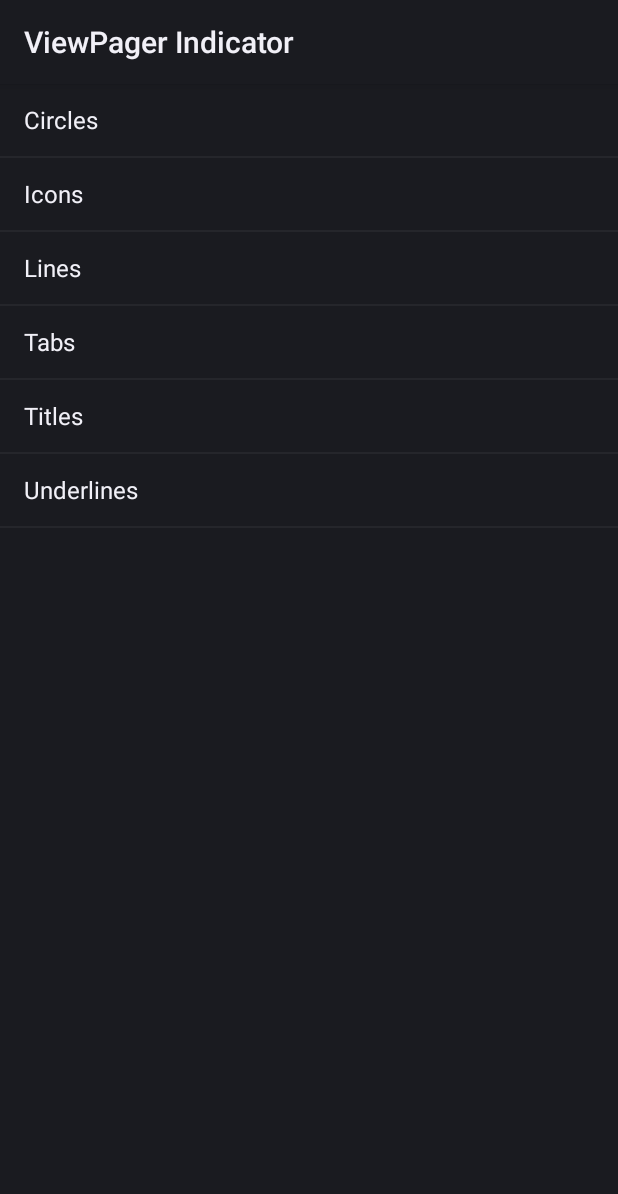
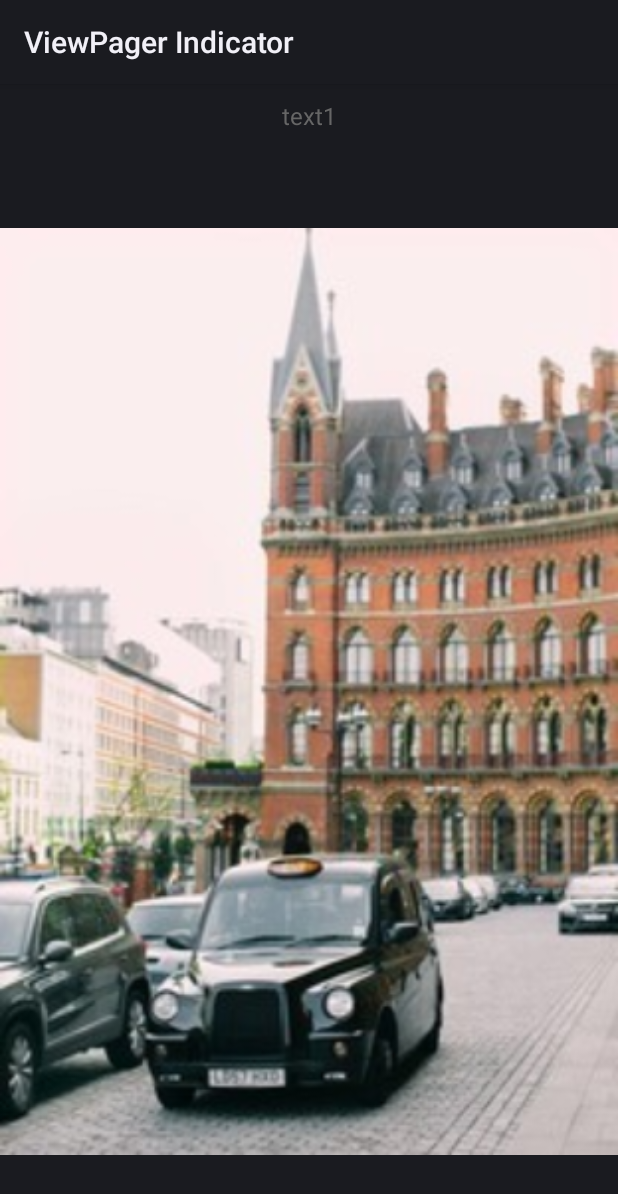
Before and after one commit to hfc123/bsgl, an Android app: the screen it shows after launch (ListSamples before the commit, MainActivity1 after it), on a phone screen of 412 x 824 dp. Shown: the top 1194 px of the screen. Run offline under Robolectric (Android 15) with nearby library versions, the phone set to English and light mode, and no system bars; libraries missing offline, so code that uses them is left out: com.ydtx.jobmanage.

Commit message:
banner
1

```diff
--- a/app/src/main/AndroidManifest.xml
+++ b/app/src/main/AndroidManifest.xml
@@ -11,7 +11,7 @@
         >
 
         <activity
-            android:name=".sample.ListSamples"
+            android:name=".MainActivity1"
             android:label="ViewPager Indicator">
 
             <intent-filter>
--- /dev/null
+++ b/app/src/main/java/com/hfc/bsgl/MainActivity1.java
@@ -0,0 +1,12 @@
+package com.hfc.bsgl;
+
+import com.hfc.libs.test.TestActivity;
+
+/**
+ * @author hongfuchang
+ * @description:
+ * @email 284424243@qq.com
+ * @date :2022/1/11 15:28
+ **/
+public class MainActivity1 extends TestActivity {
+}
--- a/build.gradle
+++ b/build.gradle
@@ -5,7 +5,7 @@ buildscript {
     repositories {
         google()
         jcenter()
-
+        maven { url 'https://jitpack.io' }
     }
     dependencies {
         classpath 'com.android.tools.build:gradle:3.6.0'
@@ -20,7 +20,7 @@ allprojects {
     repositories {
         google()
         jcenter()
-
+        maven { url 'https://jitpack.io' }
     }
 }
 
--- a/libs/build.gradle
+++ b/libs/build.gradle
@@ -30,4 +30,7 @@ dependencies {
     testImplementation 'junit:junit:4.12'
     androidTestImplementation 'com.android.support.test:runner:1.0.2'
     androidTestImplementation 'com.android.support.test.espresso:espresso-core:3.0.2'
+    implementation 'com.github.hfc123:iosdialog-master:v1.0.2'
+    // Glide
+    implementation 'com.github.bumptech.glide:glide:3.8.0'
 }
--- /dev/null
+++ b/libs/src/main/java/com/hfc/libs/banner/adapter/HFCImagerAdapter.java
@@ -0,0 +1,58 @@
+package com.hfc.libs.banner.adapter;
+
+import android.content.Context;
+import android.support.annotation.NonNull;
+import android.support.v4.view.PagerAdapter;
+import android.view.View;
+import android.view.ViewGroup;
+import android.widget.ImageView;
+
+import com.hfc.libs.R;
+
+import java.util.List;
+
+/**
+ * @author hongfuchang
+ * @description:
+ * @email 284424243@qq.com
+ * @date :2022/1/11 14:53
+ **/
+public class HFCImagerAdapter extends PagerAdapter {
+    ImageView[] imageViews=new ImageView[5];
+    Context mContext ;
+
+    public HFCImagerAdapter(Context mContext) {
+        this.mContext = mContext;
+        for (int i = 0; i < imageViews.length; i++) {
+            imageViews[i]=new ImageView(mContext);
+        }
+        imageViews[0].setImageDrawable(mContext.getResources().getDrawable(R.drawable.bg1));
+        imageViews[1].setImageDrawable(mContext.getResources().getDrawable(R.drawable.bg2));
+        imageViews[2].setImageDrawable(mContext.getResources().getDrawable(R.drawable.bg3));
+        imageViews[3].setImageDrawable(mContext.getResources().getDrawable(R.drawable.bg4));
+        imageViews[4].setImageDrawable(mContext.getResources().getDrawable(R.drawable.bg2));
+    }
+
+    @Override
+    public int getCount() {
+        return imageViews.length;
+    }
+
+    @NonNull
+    @Override
+    public Object instantiateItem(@NonNull ViewGroup container, int position) {
+        imageViews[position].setLayoutParams(new ViewGroup.LayoutParams(ViewGroup.LayoutParams.MATCH_PARENT,ViewGroup.LayoutParams.MATCH_PARENT));
+        container.addView(imageViews[position]);
+        return imageViews[position];
+    }
+
+    @Override
+    public void destroyItem(@NonNull ViewGroup container, int position, @NonNull Object object) {
+        container.removeView(imageViews[position]);
+    }
+
+    @Override
+    public boolean isViewFromObject(@NonNull View view, @NonNull Object o) {
+        return view == o;
+    }
+}
--- /dev/null
+++ b/libs/src/main/java/com/hfc/libs/banner/view/HFCBanner1.java
@@ -0,0 +1,71 @@
+package com.hfc.libs.banner.view;
+
+import android.content.Context;
+import android.os.Build;
+import android.support.annotation.RequiresApi;
+import android.support.v4.view.ViewPager;
+import android.text.Layout;
+import android.util.AttributeSet;
+import android.view.LayoutInflater;
+import android.view.View;
+import android.view.ViewGroup;
+import android.widget.RelativeLayout;
+
+import com.hfc.libs.R;
+import com.hfc.libs.banner.adapter.HFCImagerAdapter;
+
+/**
+ * @author hongfuchang
+ * @description:
+ * @email 284424243@qq.com
+ * @date :2022/1/11 14:32
+ **/
+public class HFCBanner1 extends RelativeLayout {
+
+    ViewPager viewPager;
+    public HFCBanner1(Context context) {
+        this(context,null);
+    }
+
+    public HFCBanner1(Context context, AttributeSet attrs) {
+        this(context, attrs,0);
+    }
+
+    public HFCBanner1(Context context, AttributeSet attrs, int defStyleAttr) {
+        super(context, attrs, defStyleAttr);
+        initView();
+
+    }
+
+    @RequiresApi(api = Build.VERSION_CODES.LOLLIPOP)
+    public HFCBanner1(Context context, AttributeSet attrs, int defStyleAttr, int defStyleRes) {
+        super(context, attrs, defStyleAttr, defStyleRes);
+        initView();
+    }
+
+    private void initView() {
+        initViewPager();
+        initIndicator();
+    }
+
+    private void initIndicator() {
+
+    }
+
+    private void initViewPager() {
+        ViewPager viewPager =new ViewPager(getContext(),null);
+        RelativeLayout.LayoutParams params = new RelativeLayout.LayoutParams(ViewGroup.LayoutParams.MATCH_PARENT,ViewGroup.LayoutParams.MATCH_PARENT);
+        viewPager.setLayoutParams(params);
+        addView(viewPager);
+        initViewPager(viewPager);
+
+    }
+   private void initViewPager(ViewPager viewpager){
+        viewpager.setAdapter(new HFCImagerAdapter(getContext()));
+    }
+
+    @Override
+    protected void onMeasure(int widthMeasureSpec, int heightMeasureSpec) {
+        super.onMeasure(widthMeasureSpec, heightMeasureSpec);
+    }
+}
--- /dev/null
+++ b/libs/src/main/java/com/hfc/libs/test/TestActivity.java
@@ -0,0 +1,56 @@
+package com.hfc.libs.test;
+
+import android.app.Activity;
+import android.os.Bundle;
+import android.support.annotation.Nullable;
+import android.view.View;
+import android.widget.AdapterView;
+import android.widget.TextView;
+import android.widget.Toast;
+
+import com.hfc.libs.R;
+import com.ydtx.jobmanage.library.dialog.ListViewDialog;
+
+import java.util.Arrays;
+import java.util.List;
+
+
+/**
+ * @author hongfuchang
+ * @description:
+ * @email 284424243@qq.com
+ * @date :2022/1/11 11:02
+ **/
+public class TestActivity extends Activity {
+
+
+    @Override
+    protected void onCreate(@Nullable Bundle savedInstanceState) {
+        super.onCreate(savedInstanceState);
+        setContentView(R.layout.testlayout);
+        View test1 = findViewById(R.id.test1);
+        test1.setOnClickListener(new View.OnClickListener() {
+            @Override
+            public void onClick(View v) {
+                showListView();
+            }
+        });
+
+    }
+
+    private void showListView() {
+        final List<String> data= Arrays.asList("item1","item2","item3","item4","item5","item6","item7","item8","item9","item10");
+        final ListViewDialog dialog2 = new ListViewDialog(this,data);
+        dialog2.setdefaultAnimation();
+        dialog2.show();
+        dialog2.setOnItemClickLisener(new AdapterView.OnItemClickListener() {
+            @Override
+            public void onItemClick(AdapterView<?> parent, View view, int position, long id) {
+                dialog2.dismiss();
+                Toast.makeText(TestActivity.this,data.get(position),Toast.LENGTH_SHORT).show();
+            }
+        });
+
+    }
+
+}
--- /dev/null
+++ b/libs/src/main/res/layout/testlayout.xml
@@ -0,0 +1,19 @@
+<?xml version="1.0" encoding="utf-8"?>
+<LinearLayout xmlns:android="http://schemas.android.com/apk/res/android"
+    android:orientation="vertical" android:layout_width="match_parent"
+    android:layout_height="match_parent">
+    <TextView
+        android:layout_width="wrap_content"
+        android:layout_height="wrap_content"
+        style="@style/TestTextStyle"
+        android:id="@+id/test1"
+        android:text="text1"
+        >
+
+    </TextView>
+    <com.hfc.libs.banner.view.HFCBanner1
+        android:layout_width="match_parent"
+        android:layout_height="match_parent">
+
+    </com.hfc.libs.banner.view.HFCBanner1>
+</LinearLayout>
--- /dev/null
+++ b/libs/src/main/res/values/hfc_strings.xml
@@ -0,0 +1,5 @@
+<?xml version="1.0" encoding="utf-8"?>
+<resources>
+
+    <string name="noviewpagerexception">banner需要设置一个viewpager</string>
+</resources>
--- a/libs/src/main/res/values/styles.xml
+++ b/libs/src/main/res/values/test_styles.xml
@@ -1,26 +1,11 @@
 <resources>
 
-    <!-- Base application theme. -->
-    <style name="AppTheme" parent="Theme.AppCompat.Light.DarkActionBar">
-        <!-- Customize your theme here. -->
-        <item name="windowNoTitle">true</item>
-        <item name="windowActionBar">false</item>
-    </style>
-    <style name="TranslucentTheme" parent="AppTheme">
-    </style>
-    <!--冷启动主题，设置背景-->
-    <style name="CodeStartTheme" parent="Theme.AppCompat.Light.DarkActionBar">
-        <!-- Customize your theme here. -->
-        <item name="android:windowBackground">@drawable/bg1</item>
-        <item name="android:windowFullscreen">true</item>
-        <item name="android:windowAnimationStyle">@null</item>
-    </style>
     <!--页面自适应沉浸式状态栏主题-->
     <style name="ImmerseModeStyle">
         <item name="android:clipToPadding">true</item>
         <item name="android:fitsSystemWindows">true</item>
     </style>
-
+    <!-- Indicator start -->
     <style name="StyledIndicators" parent="@android:style/Theme.Light">
         <item name="vpiCirclePageIndicatorStyle">@style/CustomCirclePageIndicator</item>
         <item name="vpiLinePageIndicatorStyle">@style/CustomLinePageIndicator</item>
@@ -79,4 +64,17 @@
         <item name="fadeLength">1000</item>
         <item name="fadeDelay">1000</item>
     </style>
+    <!-- Indicator start -->
+
+    <!-- textview style  -->
+    <style name="TestTextStyle">
+        <item name="android:paddingTop"   >10dp</item>
+        <item name="android:paddingBottom">10dp</item>
+        <item name="android:paddingRight" >16dp</item>
+        <item name="android:paddingLeft"  >16dp</item>
+        <item name="android:textColor">#666666</item>
+        <item name="android:textSize">16sp</item>
+        <item name="android:gravity">center</item>
+        <item name="android:layout_gravity">center_horizontal</item>
+    </style>
 </resources>
```
Also changed, not shown: libs/src/main/java/com/hfc/libs/banner/interfaces/HFCBanner.java (added, +10 -0 lines), libs/src/main/java/com/hfc/libs/banner/interfaces/HFCPagerIndicator.java (added, +12 -0 lines), libs/src/main/java/com/hfc/libs/banner/interfaces/HFCPagerTransformer.java (added, +12 -0 lines), libs/src/main/res/values/theme.xml (added, +19 -0 lines), libs/src/main/res/values/view_styles.xml (added, +12 -0 lines), libs/src/main/res/drawable/bg2.png (added), libs/src/main/res/drawable/bg3.png (added), libs/src/main/res/drawable/bg4.png (added).
